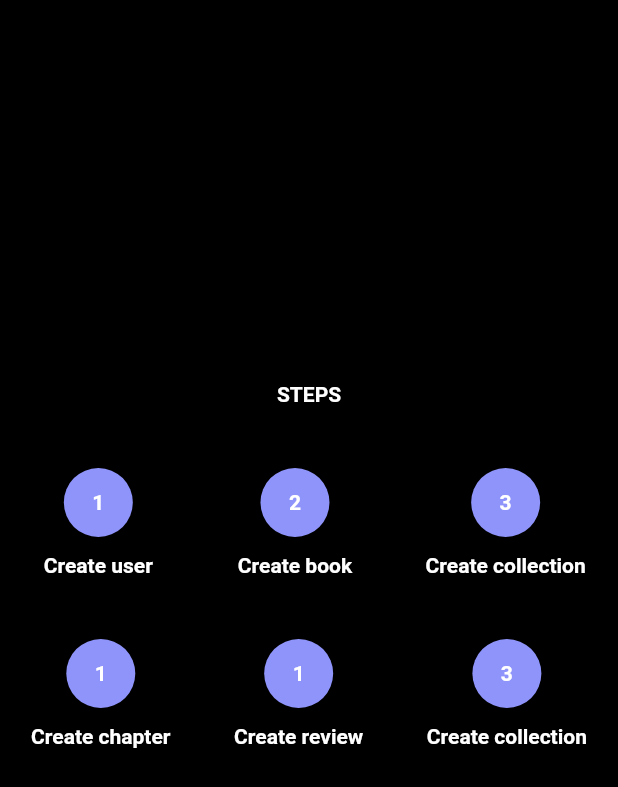
After one commit to gliitterpuke/pxp-flutter, a Flutter app: the Demo screen opened directly, on a phone screen of 412 x 824 dp. The commit adds this screen. Shown: the top 787 px of the screen. Run offline on Flutter 3.47's test engine with Material 2 defaults, Android fonts, the phone set to English and light mode, and no system bars; our stand-ins replace cached_network_image, carousel_slider, extended_nested_scroll_view, firebase_core, flutter_form_builder, flutter_icons and 20 more; missing offline and left inert: epub_viewer, flutter_app_badger, flutter_awesome_select, flutter_config, flutter_facebook_auth, number_paginator and 5 more; accounts and stored records are empty.

Commit message:
+user/book demo

```diff
--- /dev/null
+++ b/lib/pages/auth/demo_page.dart
@@ -0,0 +1,274 @@
+import 'dart:async';
+import 'dart:convert';
+
+import 'package:flutter/foundation.dart';
+import 'package:flutter/material.dart';
+import 'package:pxp_flutter/pages/demo/book_demo.dart';
+import 'package:pxp_flutter/pages/demo/user_demo.dart';
+import 'package:pxp_flutter/pages/ig/app/app.dart';
+
+import '../../constants/Theme.dart';
+import 'package:http/http.dart' as http;
+
+class Demo extends StatefulWidget {
+  const Demo({Key? key}) : super(key: key);
+
+  @override
+  _DemoState createState() => _DemoState();
+}
+
+final url = 'http://localhost:5000/api/v1/';
+final jsonHeaders = {"Content-type": "application/json"};
+final mimeHeaders = {"Content-type": "image/jpeg"};
+
+class _DemoState extends State<Demo> {
+  Future<void> createCollection() async {
+    final collectionURL = Uri.parse(url + 'book_collections/');
+    final updateURL = Uri.parse(url + 'book_collections/1');
+    final jsonBody = json.encode({
+      "name": "Favourite Collection",
+      "description": "description",
+      "is_private": true,
+      "curator_id": 1
+    });
+
+    final updateBody = json.encode({
+      "name": "string",
+      "description": "string",
+      "is_private": true,
+      "book_ids": [1]
+    });
+
+    try {
+      final response =
+          await http.post(collectionURL, headers: jsonHeaders, body: jsonBody);
+      final updateResp =
+          await http.put(updateURL, headers: jsonHeaders, body: updateBody);
+      if (kDebugMode) {
+        print('Status code: ${updateResp.statusCode}');
+        print('Body: ${updateResp.body}');
+      }
+
+      if (response.statusCode != 200) {
+        var error = json.decode(response.body);
+        context.removeAndShowSnackbar(error['detail']);
+      } else {
+        context.removeAndShowSnackbar('Success!');
+      }
+    } catch (e) {
+      if (kDebugMode) {
+        print(e.toString());
+      }
+    } finally {}
+  }
+
+  Future<void> createChapter() async {
+    final collectionURL = Uri.parse(url + 'book_chapters/');
+    final updateURL = Uri.parse(url + 'book_collections/1');
+    final jsonBody = json.encode({
+      "title": "string",
+      "part": 1,
+      "number": 1,
+      "release_date": "2022-07-11T06:48:16.909Z",
+      "book_id": 1,
+      "content_id": 0
+    });
+
+    try {
+      final response =
+          await http.post(collectionURL, headers: jsonHeaders, body: jsonBody);
+      if (kDebugMode) {
+        print('Status code: ${response.statusCode}');
+        print('Body: ${response.body}');
+      }
+
+      if (response.statusCode != 200) {
+        var error = json.decode(response.body);
+        context.removeAndShowSnackbar(error['detail']);
+      } else {
+        context.removeAndShowSnackbar('Success!');
+      }
+    } catch (e) {
+      if (kDebugMode) {
+        print(e.toString());
+      }
+    } finally {}
+  }
+
+  Future<void> createReview() async {
+    final reviewURL = Uri.parse(url + 'book_reviews/');
+    final jsonBody = json.encode({
+      "style": 0,
+      "plot": 0,
+      "grammar": 0,
+      "character": 0,
+      "chapter": 0,
+      "title": "Truly amazing",
+      "text": "phenomenal tell me more"
+    });
+
+    try {
+      final response =
+          await http.post(reviewURL, headers: jsonHeaders, body: jsonBody);
+      if (kDebugMode) {
+        print('Status code: ${response.statusCode}');
+        print('Body: ${response.body}');
+      }
+
+      if (response.statusCode != 200) {
+        var error = json.decode(response.body);
+        context.removeAndShowSnackbar(error['detail']);
+      } else {
+        context.removeAndShowSnackbar('Success!');
+      }
+    } catch (e) {
+      if (kDebugMode) {
+        print(e.toString());
+      }
+    } finally {}
+  }
+
+  @override
+  Widget build(BuildContext context) {
+    return Scaffold(
+      backgroundColor: pxpColors.darkBasePrimary,
+      body: Column(
+        mainAxisAlignment: MainAxisAlignment.center,
+        crossAxisAlignment: CrossAxisAlignment.center,
+        children: [
+          SingleChildScrollView(
+            child: Column(
+              children: <Widget>[
+                Column(
+                  children: <Widget>[
+                    Column(
+                      children: <Widget>[
+                        const Center(
+                          child: Text(
+                            "STEPS",
+                            style: TextStyle(
+                                color: Colors.white,
+                                fontSize: 14,
+                                fontWeight: FontWeight.bold),
+                          ),
+                        ),
+                        const SizedBox(height: 40),
+                        Row(
+                          mainAxisAlignment: MainAxisAlignment.spaceAround,
+                          children: [
+                            Column(
+                              children: [
+                                UserDemo(),
+                                SizedBox(height: 10),
+                                Text('Create user',
+                                    style:
+                                        TextStyle(fontWeight: FontWeight.bold)),
+                              ],
+                            ),
+                            Column(
+                              children: [
+                                BookDemo(),
+                                SizedBox(height: 10),
+                                Text('Create book',
+                                    style:
+                                        TextStyle(fontWeight: FontWeight.bold)),
+                              ],
+                            ),
+                            Column(
+                              children: [
+                                RawMaterialButton(
+                                  onPressed: () async {
+                                    createCollection();
+                                  },
+                                  fillColor: pxpColors.accent,
+                                  child: const Text('3',
+                                      style: TextStyle(
+                                          fontWeight: FontWeight.bold)),
+                                  padding: const EdgeInsets.all(15.0),
+                                  shape: const CircleBorder(),
+                                ),
+                                SizedBox(height: 10),
+                                Text('Create collection',
+                                    style:
+                                        TextStyle(fontWeight: FontWeight.bold)),
+                              ],
+                            ),
+                          ],
+                        ),
+                        const SizedBox(height: 40),
+                        Row(
+                          mainAxisAlignment: MainAxisAlignment.spaceAround,
+                          children: [
+                            Column(
+                              children: [
+                                RawMaterialButton(
+                                  onPressed: () async {
+                                    createChapter();
+                                  },
+                                  fillColor: pxpColors.accent,
+                                  child: const Text('1',
+                                      style: TextStyle(
+                                          fontWeight: FontWeight.bold)),
+                                  padding: const EdgeInsets.all(15.0),
+                                  shape: const CircleBorder(),
+                                ),
+                                SizedBox(height: 10),
+                                Text('Create chapter',
+                                    style:
+                                        TextStyle(fontWeight: FontWeight.bold)),
+                              ],
+                            ),
+                            Column(
+                              children: [
+                                RawMaterialButton(
+                                  onPressed: () async {},
+                                  fillColor: pxpColors.accent,
+                                  child: const Text('1',
+                                      style: TextStyle(
+                                          fontWeight: FontWeight.bold)),
+                                  padding: const EdgeInsets.all(15.0),
+                                  shape: const CircleBorder(),
+                                ),
+                                SizedBox(height: 10),
+                                Text('Create review',
+                                    style:
+                                        TextStyle(fontWeight: FontWeight.bold)),
+                              ],
+                            ),
+                            Column(
+                              children: [
+                                RawMaterialButton(
+                                  onPressed: () async {
+                                    createCollection();
+                                  },
+                                  fillColor: pxpColors.accent,
+                                  child: const Text('3',
+                                      style: TextStyle(
+                                          fontWeight: FontWeight.bold)),
+                                  padding: const EdgeInsets.all(15.0),
+                                  shape: const CircleBorder(),
+                                ),
+                                SizedBox(height: 10),
+                                Text('Create collection',
+                                    style:
+                                        TextStyle(fontWeight: FontWeight.bold)),
+                              ],
+                            ),
+                          ],
+                        ),
+                        const SizedBox(height: 40),
+                      ],
+                    ),
+                    const SizedBox(
+                      height: 30,
+                    ),
+                  ],
+                ),
+              ],
+            ),
+          ),
+        ],
+      ),
+    );
+  }
+}
--- /dev/null
+++ b/lib/pages/demo/user_demo.dart
@@ -0,0 +1,63 @@
+import 'dart:async';
+import 'dart:convert';
+
+import 'package:flutter/foundation.dart';
+import 'package:flutter/material.dart';
+import 'package:pxp_flutter/pages/ig/app/app.dart';
+
+import '../../constants/Theme.dart';
+import 'package:http/http.dart' as http;
+
+class UserDemo extends StatefulWidget {
+  const UserDemo({Key? key}) : super(key: key);
+
+  @override
+  _UserDemoState createState() => _UserDemoState();
+}
+
+final url = 'http://localhost:5000/api/v1/';
+final jsonHeaders = {"Content-type": "application/json"};
+final mimeHeaders = {"Content-type": "image/jpeg"};
+
+class _UserDemoState extends State<UserDemo> {
+  Future<void> createUser() async {
+    final userURL = Uri.parse(url + 'users/');
+    final jsonBody = json.encode({
+      "email": "demo@demo.com",
+      "password": "testing123",
+      "is_creator": true,
+      "username": "demo"
+    });
+
+    try {
+      final response =
+          await http.post(userURL, headers: jsonHeaders, body: jsonBody);
+      if (kDebugMode) {
+        print('Status code: ${response.statusCode}');
+        print('Body: ${response.body}');
+      }
+
+      if (response.statusCode != 200) {
+        var error = json.decode(response.body);
+        context.removeAndShowSnackbar(error['detail']);
+      } else {
+        context.removeAndShowSnackbar('Success!');
+      }
+    } catch (e) {
+      if (kDebugMode) {
+        print(e.toString());
+      }
+    } finally {}
+  }
+
+  @override
+  Widget build(BuildContext context) => RawMaterialButton(
+        onPressed: () async {
+          createUser();
+        },
+        fillColor: pxpColors.accent,
+        child: const Text('1', style: TextStyle(fontWeight: FontWeight.bold)),
+        padding: const EdgeInsets.all(15.0),
+        shape: const CircleBorder(),
+      );
+}
--- a/pubspec.yaml
+++ b/pubspec.yaml
@@ -74,6 +74,7 @@ dependencies:
   google_sign_in: ^5.3.3
   purchases_flutter: ^3.8.0
   flutter_svg: ^1.1.1+1
+  firebase_core: ^1.19.1
 
 
 dev_dependencies:
```
Also changed, not shown: lib/pages/auth/login.dart (+26 -8 lines), lib/pages/book/add_review.dart (+85 -9 lines), lib/pages/demo/book_demo.dart (added, +132 -0 lines), pubspec.lock, 1 other file.
